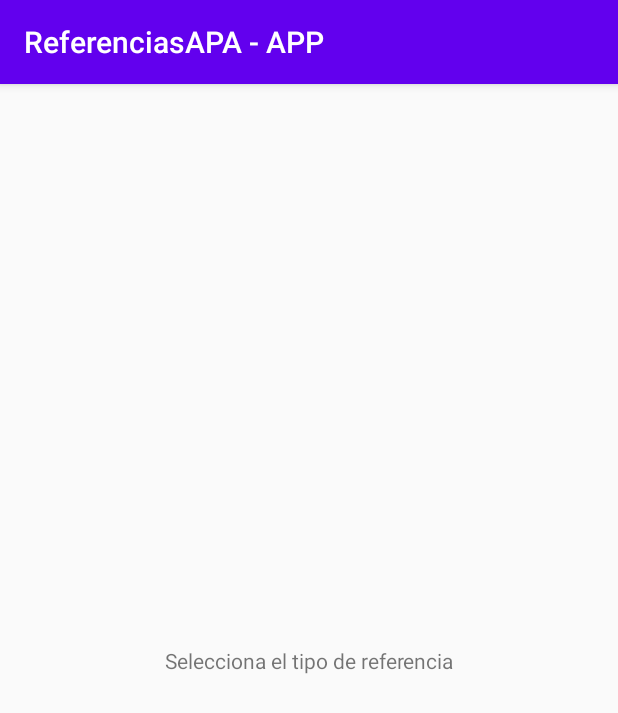
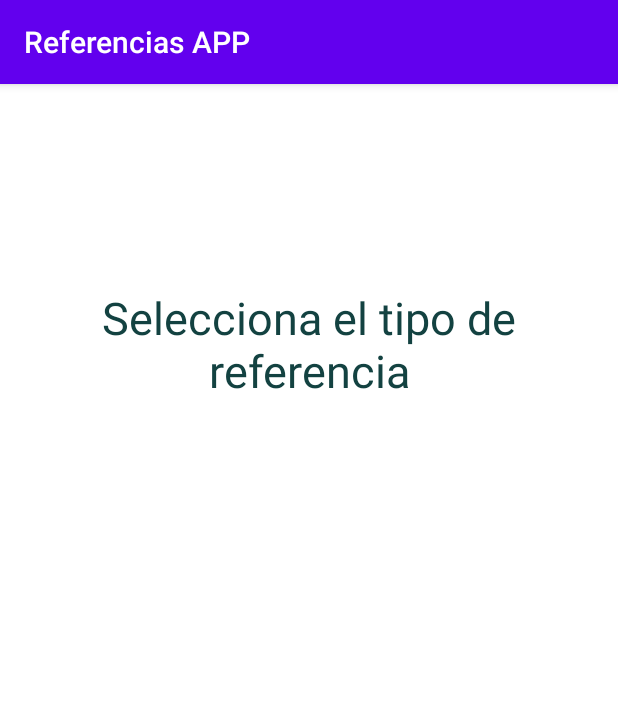
Before and after one commit to YangleeDM/App-referencias-APA, an Android app: the screen it shows after launch (MainActivity), on a phone screen of 412 x 824 dp. Shown: the top 713 px of the screen. Run offline under Robolectric (Android 15) with nearby library versions, the phone set to English and light mode, and no system bars.

Commit message:
Colocalización de texto - prueba git

```diff
--- a/app/src/main/res/layout/activity_main.xml
+++ b/app/src/main/res/layout/activity_main.xml
@@ -1,18 +1,22 @@
 <?xml version="1.0" encoding="utf-8"?>
-<androidx.constraintlayout.widget.ConstraintLayout xmlns:android="http://schemas.android.com/apk/res/android"
+<LinearLayout xmlns:android="http://schemas.android.com/apk/res/android"
     xmlns:app="http://schemas.android.com/apk/res-auto"
     xmlns:tools="http://schemas.android.com/tools"
     android:layout_width="match_parent"
     android:layout_height="match_parent"
+    android:background="@color/paletaLight"
+
     tools:context=".MainActivity">
 
     <TextView
-        android:layout_width="wrap_content"
-        android:layout_height="wrap_content"
+        android:id="@+id/tvInput"
+        android:layout_width="match_parent"
+        android:layout_height="347dp"
+        android:gravity="center"
         android:text="Selecciona el tipo de referencia"
-        app:layout_constraintBottom_toBottomOf="parent"
-        app:layout_constraintLeft_toLeftOf="parent"
-        app:layout_constraintRight_toRightOf="parent"
+        android:textAlignment="gravity"
+        android:textColor="@color/paletaDark"
+        android:textSize="30dp"
         app:layout_constraintTop_toTopOf="parent" />
 
-</androidx.constraintlayout.widget.ConstraintLayout>
+</LinearLayout>
--- a/app/src/main/res/values/colors.xml
+++ b/app/src/main/res/values/colors.xml
@@ -3,4 +3,9 @@
     <color name="colorPrimary">#6200EE</color>
     <color name="colorPrimaryDark">#3700B3</color>
     <color name="colorAccent">#03DAC5</color>
+
+    <color name="paletaDark">#134241</color>
+    <color name="paletaLight">#FFFFFF</color>
+    <color name="paletaBackground">#C5DBDB</color>
+
 </resources>
--- a/app/src/main/res/values/strings.xml
+++ b/app/src/main/res/values/strings.xml
@@ -1,3 +1,3 @@
 <resources>
-    <string name="app_name">ReferenciasAPA - APP</string>
+    <string name="app_name">Referencias APP</string>
 </resources>
--- a/app/src/main/res/values/styles.xml
+++ b/app/src/main/res/values/styles.xml
@@ -7,4 +7,6 @@
         <item name="colorAccent">@color/colorAccent</item>
     </style>
 
+
+
 </resources>
```
